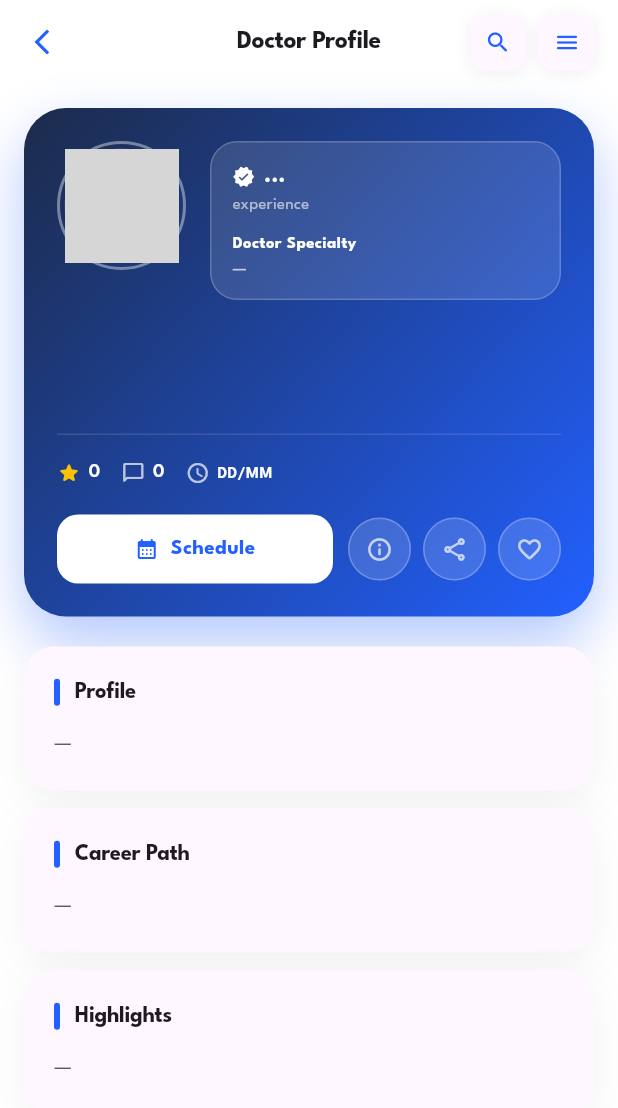
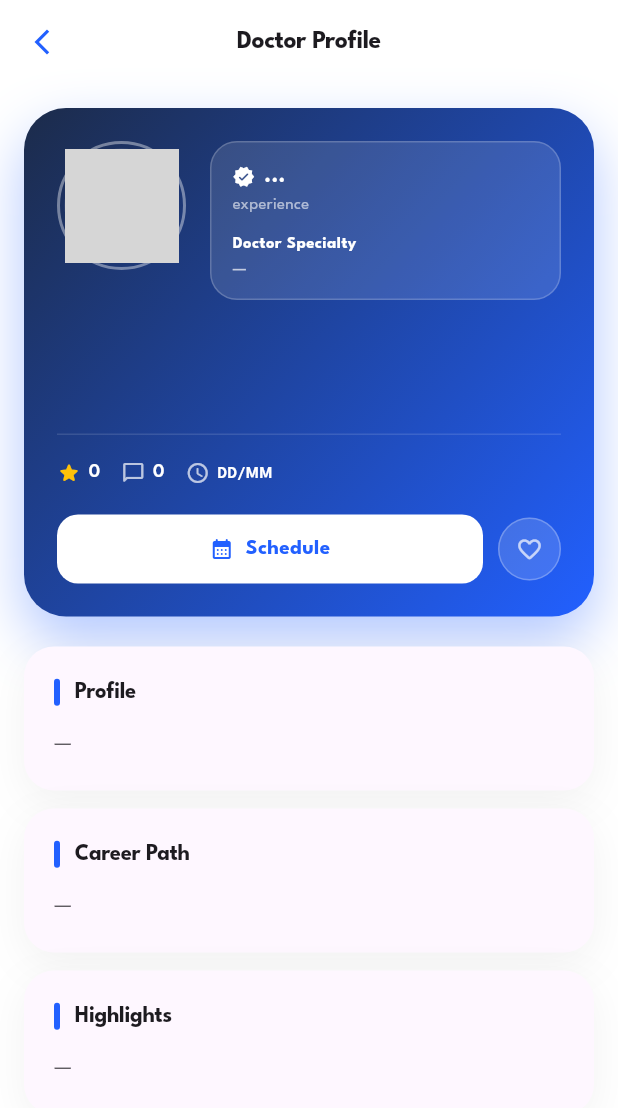
Before and after one commit to NadilGT/skin-firts, a Flutter app: the DoctorInfo screen opened directly with empty values, on a phone screen of 412 x 824 dp. Shown: the top 1108 px of the screen. Run offline on Flutter 3.47's test engine with Material 3 defaults, Android fonts, the phone set to English and light mode, and no system bars; our stand-ins replace dio, equatable, firebase_auth, firebase_core, firebase_messaging, flutter_bloc and 6 more; accounts and stored records are empty; generated files the repository leaves out were written again; network calls fail; grey boxes are pictures that could not be loaded.

Commit message:
remove unused action buttons from DoctorInfo page

```diff
--- a/lib/presentation/pages/doctor_info/doctor_info.dart
+++ b/lib/presentation/pages/doctor_info/doctor_info.dart
@@ -56,13 +56,6 @@ class _DoctorInfoState extends State<DoctorInfo> {
               color: Theme.of(context).textTheme.titleLarge?.color ?? (Theme.of(context).brightness == Brightness.light ? const Color(0xFF1C2B4A) : Colors.white),
               letterSpacing: -0.3,
             ),
-          ),
-          action: Row(
-            children: [
-              _appBarIcon(Icons.search_rounded),
-              const SizedBox(width: 8),
-              _appBarIcon(Icons.menu_rounded),
-            ],
           ),
         ),
         body: BlocBuilder<DoctorInfoCubit, DoctorInfoState>(
@@ -345,12 +338,6 @@ class _DoctorInfoState extends State<DoctorInfo> {
                                 ),
                               ),
                               const SizedBox(width: 10),
-                              _buildActionButton(Icons.info_outline_rounded,
-                                  () {}),
-                              const SizedBox(width: 8),
-                              _buildActionButton(
-                                  Icons.share_outlined, () {}),
-                              const SizedBox(width: 8),
                               _buildActionButton(
                                 isFavorite
                                     ? Icons.favorite_rounded
```
